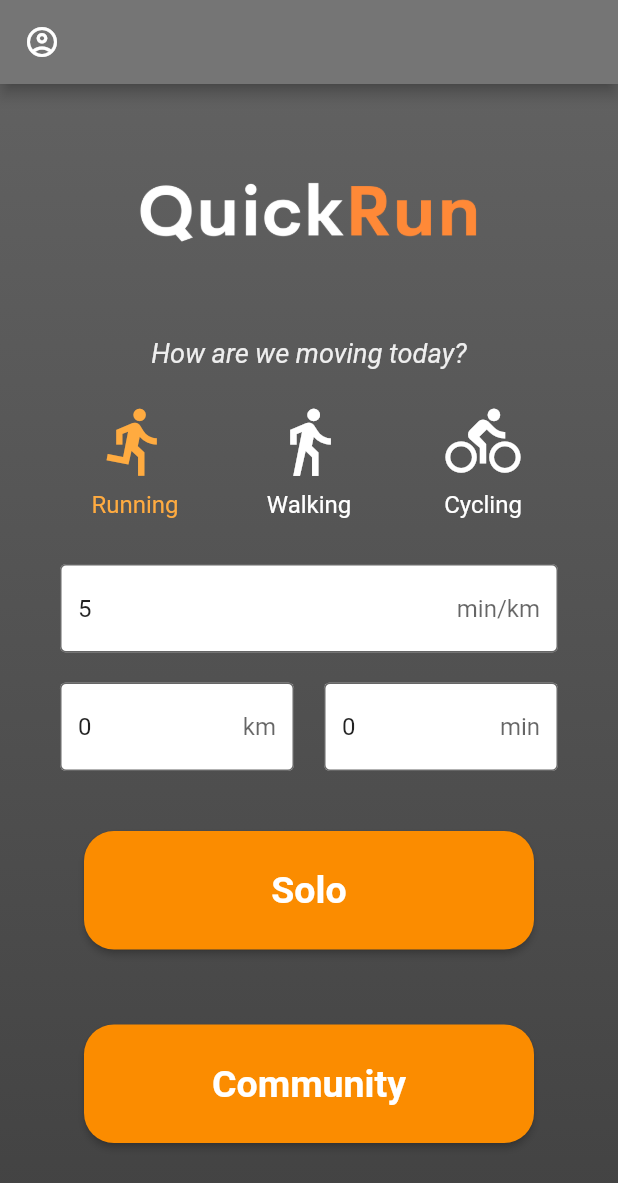
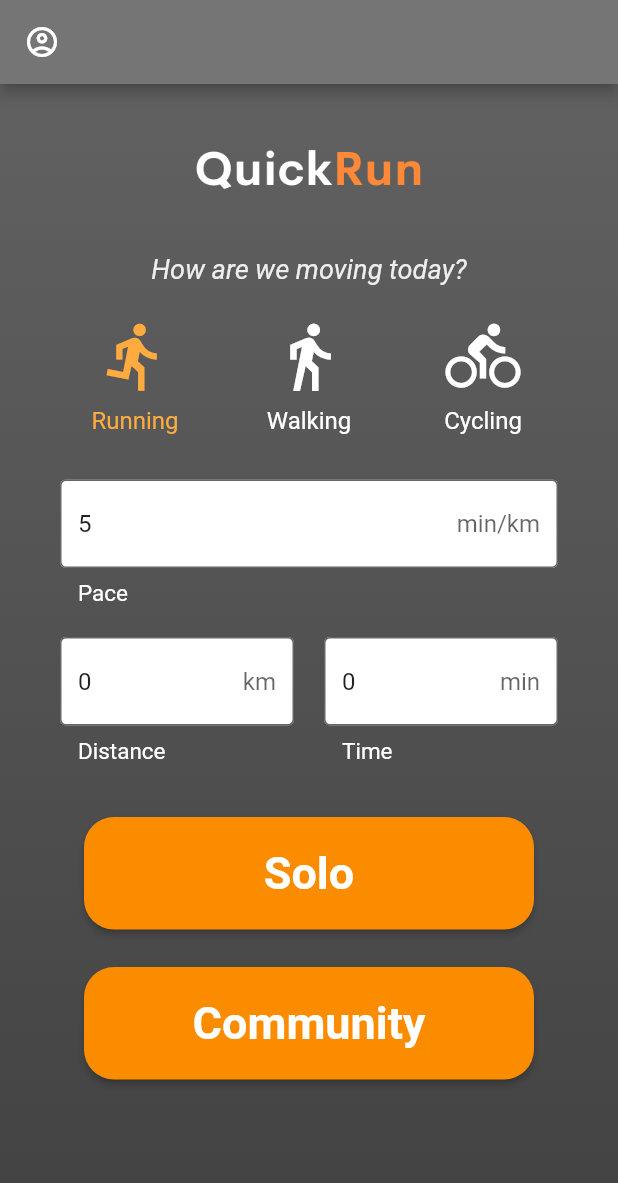
Before and after one commit to nikadari/QuickRun, a Flutter app: the SelectState screen opened directly, on a phone screen of 412 x 824 dp. Shown: the top 1183 px of the screen. Run offline on Flutter 3.47's test engine with Material 2 defaults, Android fonts, the phone set to English and light mode, and no system bars.

Commit message:
updated select screen with label text

```diff
--- a/quick_run/lib/login.dart
+++ b/quick_run/lib/login.dart
@@ -2,8 +2,7 @@ import 'package:flutter/material.dart';
 import 'package:flutter/services.dart';
 import 'select.dart';
 
-//delete later
-void main() => runApp(MyLoginScreen());
+//void main() => runApp(MyLoginScreen());
 
 class MyLoginScreen extends StatelessWidget {
   @override
--- a/quick_run/lib/select.dart
+++ b/quick_run/lib/select.dart
@@ -9,9 +9,18 @@ import 'package:http/http.dart' as http;
 //delete later
 void main() => runApp(SelectScreen());
 
-void UpdateActivity(String uid, int activityType, double pace, double distance, double time) async {
-  var uri = "http://localhost:3000/api/update/activity?uid=" + uid + "&type=" + activityType.toString() + "&pace=" + pace.toString() +
-  "&distance=" + distance.toString() + "&time=" + time.toString();
+void UpdateActivity(String uid, int activityType, double pace, double distance,
+    double time) async {
+  var uri = "http://localhost:3000/api/update/activity?uid=" +
+      uid +
+      "&type=" +
+      activityType.toString() +
+      "&pace=" +
+      pace.toString() +
+      "&distance=" +
+      distance.toString() +
+      "&time=" +
+      time.toString();
   try {
     var response = await http.get(Uri.parse(uri), headers: {
       "Accept": "application/json",
@@ -39,10 +48,7 @@ class SelectState extends StatefulWidget {
   SelectScreenState createState() => SelectScreenState();
 }
 
-
-
 class SelectScreenState extends State<SelectState> {
-
   late double inputD;
   late double inputT;
   late double inputP;
@@ -70,7 +76,6 @@ class SelectScreenState extends State<SelectState> {
   }
 
   Widget buildActivityOptions() {
-
     void UpdatePace(double newPace) {
       inputP = newPace;
       pController.text = inputP.toString();
@@ -100,7 +105,8 @@ class SelectScreenState extends State<SelectState> {
                       icon1Color = Colors.orangeAccent;
                       icon2Color = Colors.white;
                       icon3Color = Colors.white;
-                      UpdateActivity("iwoYcZfWWWMiw8B2vpq7xhUgzMQ2", activity, inputP, inputD, inputT);
+                      UpdateActivity("iwoYcZfWWWMiw8B2vpq7xhUgzMQ2", activity,
+                          inputP, inputD, inputT);
                     });
                   }),
               Text("Running",
@@ -129,7 +135,8 @@ class SelectScreenState extends State<SelectState> {
                       icon1Color = Colors.white;
                       icon2Color = Colors.orangeAccent;
                       icon3Color = Colors.white;
-                      UpdateActivity("iwoYcZfWWWMiw8B2vpq7xhUgzMQ2", activity, inputP, inputD, inputT);
+                      UpdateActivity("iwoYcZfWWWMiw8B2vpq7xhUgzMQ2", activity,
+                          inputP, inputD, inputT);
                     });
                   }),
               Text("Walking",
@@ -158,7 +165,8 @@ class SelectScreenState extends State<SelectState> {
                       icon1Color = Colors.white;
                       icon2Color = Colors.white;
                       icon3Color = Colors.orangeAccent;
-                      UpdateActivity("iwoYcZfWWWMiw8B2vpq7xhUgzMQ2", activity, inputP, inputD, inputT);
+                      UpdateActivity("iwoYcZfWWWMiw8B2vpq7xhUgzMQ2", activity,
+                          inputP, inputD, inputT);
                     });
                   }),
               Text("Cycling",
@@ -173,6 +181,9 @@ class SelectScreenState extends State<SelectState> {
     );
   }
 
+  Text pace = Text("Pace    ",
+      style: TextStyle(fontSize: 15, fontWeight: FontWeight.bold));
+
   Widget buildDTFields() {
     return Container(
         padding: EdgeInsets.all(15.0),
@@ -183,8 +194,14 @@ class SelectScreenState extends State<SelectState> {
                 border: OutlineInputBorder(),
                 fillColor: Colors.white,
                 filled: true,
+                //prefix: pace,
                 suffix: Text('min/km'),
-            hintText: "Pace", // TODO: Needs to be stateful and dependent on option
+                helperText:
+                    'Pace', // TODO: Needs to be stateful and dependent on option
+                helperStyle: TextStyle(
+                  color: Colors.white,
+                  fontSize: 15,
+                ),
               ),
               controller: pController,
               onChanged: (str) {
@@ -194,12 +211,12 @@ class SelectScreenState extends State<SelectState> {
                   // Update the time
                   inputT = inputD * inputP;
                   tController.text = inputT.toString();
-              UpdateActivity("iwoYcZfWWWMiw8B2vpq7xhUgzMQ2", activity, inputP, inputD, inputT);
+                  UpdateActivity("iwoYcZfWWWMiw8B2vpq7xhUgzMQ2", activity,
+                      inputP, inputD, inputT);
                 } catch (e) {
                   inputP = 0.0;
                 }
-          }
-        ),
+              }),
           SizedBox(
             height: 20,
           ),
@@ -214,7 +231,12 @@ class SelectScreenState extends State<SelectState> {
                   fillColor: Colors.white,
                   filled: true,
                   suffix: Text('km'),
-                  hintText: "Distance",
+                  helperText:
+                      'Distance', // TODO: Needs to be stateful and dependent on option
+                  helperStyle: TextStyle(
+                    color: Colors.white,
+                    fontSize: 15,
+                  ),
                 ),
                 onChanged: (str) {
                   try {
@@ -222,7 +244,8 @@ class SelectScreenState extends State<SelectState> {
                     // recompute the time.
                     inputT = inputD * inputP;
                     tController.text = inputT.toString();
-                  UpdateActivity("iwoYcZfWWWMiw8B2vpq7xhUgzMQ2", activity, inputP, inputD, inputT);
+                    UpdateActivity("iwoYcZfWWWMiw8B2vpq7xhUgzMQ2", activity,
+                        inputP, inputD, inputT);
                   } catch (e) {
                     inputD = 0.0;
                   }
@@ -242,7 +265,12 @@ class SelectScreenState extends State<SelectState> {
                   fillColor: Colors.white,
                   filled: true,
                   suffix: Text('min'),
-                  hintText: "Time",
+                  helperText:
+                      'Time', // TODO: Needs to be stateful and dependent on option
+                  helperStyle: TextStyle(
+                    color: Colors.white,
+                    fontSize: 15,
+                  ),
                 ),
                 onChanged: (str) {
                   try {
@@ -251,7 +279,8 @@ class SelectScreenState extends State<SelectState> {
                     if (inputP != 0) {
                       inputD = inputT / inputP;
                       dController.text = inputD.toString();
-                    UpdateActivity("iwoYcZfWWWMiw8B2vpq7xhUgzMQ2", activity, inputP, inputD, inputT);
+                      UpdateActivity("iwoYcZfWWWMiw8B2vpq7xhUgzMQ2", activity,
+                          inputP, inputD, inputT);
                     }
                   } catch (e) {
                     inputT = 0.0;
@@ -260,8 +289,10 @@ class SelectScreenState extends State<SelectState> {
               ),
             )
           ]),
-      ])
-    );
+          SizedBox(
+            height: 20,
+          ),
+        ]));
   }
 
   Widget buildCommunityBtn() {
@@ -270,19 +301,19 @@ class SelectScreenState extends State<SelectState> {
       width: 300,
       child: ElevatedButton(
           style: ElevatedButton.styleFrom(
-            padding: EdgeInsets.symmetric(vertical: 25),
+            padding: EdgeInsets.symmetric(vertical: 20),
             primary: Color(0xFFfb8c00),
             shape: RoundedRectangleBorder(
               borderRadius: BorderRadius.circular(20),
             ),
             textStyle:
-                const TextStyle(fontSize: 25, fontWeight: FontWeight.bold),
+                const TextStyle(fontSize: 30, fontWeight: FontWeight.bold),
           ),
           onPressed: () {
-            Navigator.push(
-              context,
-              MaterialPageRoute(builder: (context) => MapsPage()),
-            );
+            // Navigator.push(
+            //   context,
+            //   MaterialPageRoute(builder: (context) => MapsPage()),
+            // );
             //Navigator.push(context, MaterialPageRoute(builder: (context) => MyLoginPage()), );
           },
           child: Text('Community')),
@@ -291,22 +322,23 @@ class SelectScreenState extends State<SelectState> {
 
   Widget buildSoloBtn() {
     return Container(
-      padding: EdgeInsets.symmetric(vertical: 25),
+      //padding: EdgeInsets.symmetric(vertical: 20),
       width: 300,
       child: ElevatedButton(
           style: ElevatedButton.styleFrom(
-            padding: EdgeInsets.symmetric(vertical: 25),
+            padding: EdgeInsets.symmetric(vertical: 20),
             primary: Color(0xFFfb8c00),
             shape: RoundedRectangleBorder(
               borderRadius: BorderRadius.circular(20),
             ),
-            textStyle: const TextStyle(fontSize: 25, fontWeight: FontWeight.bold),
+            textStyle:
+                const TextStyle(fontSize: 30, fontWeight: FontWeight.bold),
           ),
           onPressed: () {
-            Navigator.push(
-              context,
-              MaterialPageRoute(builder: (context) => MapsPage()),
-            );
+            // Navigator.push(
+            //   context,
+            //   MaterialPageRoute(builder: (context) => MapsPage()),
+            // );
             //Navigator.push(context, MaterialPageRoute(builder: (context) => MyLoginPage()), );
           },
           child: Text('Solo')),
@@ -322,7 +354,6 @@ class SelectScreenState extends State<SelectState> {
           Icons.account_circle_outlined,
           color: Colors.white,
         ),
-        actions: [],
       ),
       body: AnnotatedRegion<SystemUiOverlayStyle>(
         value: SystemUiOverlayStyle.light,
@@ -353,7 +384,7 @@ class SelectScreenState extends State<SelectState> {
                       Container(
                         child: Image.asset(
                           'assets/4.png',
-                          width: 300,
+                          width: 200,
                         ),
                       ),
                       Text(
--- a/quick_run/lib/welcome.dart
+++ b/quick_run/lib/welcome.dart
@@ -1,7 +1,7 @@
 import 'package:flutter/material.dart';
 import 'login.dart';
 
-void main() => runApp(WelcomeScreen());
+//void main() => runApp(WelcomeScreen());
 
 class WelcomeScreen extends StatelessWidget {
   const WelcomeScreen({Key? key}) : super(key: key);
@@ -111,6 +111,7 @@ class WelcomeState extends State<MyWelcomePage> {
                 ),
               ),
               child: Column(
+                mainAxisAlignment: MainAxisAlignment.center,
                 children: <Widget>[
                   logo,
                   buildLogInBtn(context),
```
Also changed, not shown: quick_run/lib/maps_page.dart (+116 -125 lines), quick_run/pubspec.lock, 1 other file. Lines whose indentation alone changed are shown as unchanged.
